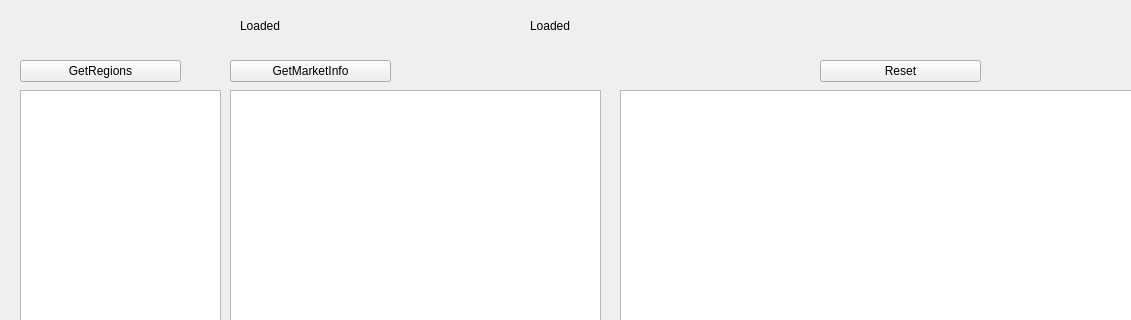
Qt form marketlistview.ui (Gance54/test_qt) before a commit; both pictures show x 0 to 1131 and y 0 to 320 of the 1234 by 703 pixel window.
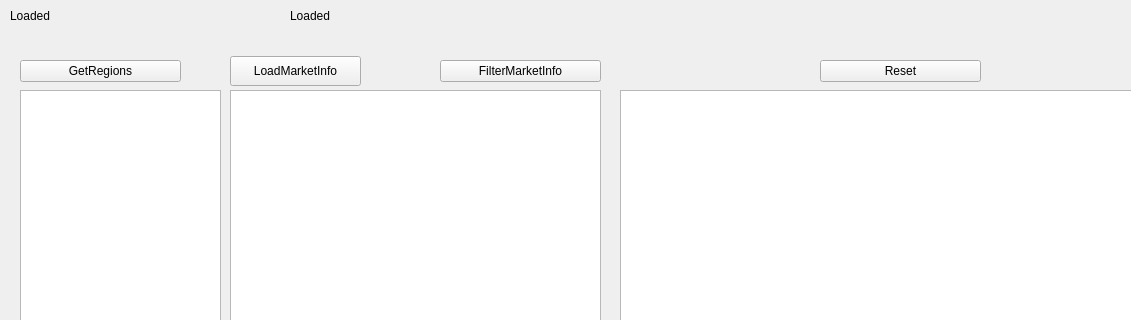
The same form after that commit.

Commit message:
Add function that loads all orders and then sort
Add function that loads all orders in a region, after what it
fills in products with type_id in the order by AddOrder
function of Product object

Diff of the .ui file:
```diff
--- a/marketlistview.ui
+++ b/marketlistview.ui
@@ -32,14 +32,14 @@
   <widget class="QPushButton" name="getMarketInfoButton">
    <property name="geometry">
     <rect>
-     <x>230</x>
+     <x>440</x>
      <y>60</y>
      <width>161</width>
      <height>22</height>
     </rect>
    </property>
    <property name="text">
-    <string>GetMarketInfo</string>
+    <string>FilterMarketInfo</string>
    </property>
   </widget>
   <widget class="QListWidget" name="listWidget">
@@ -101,8 +101,8 @@
   <widget class="QLabel" name="statusLabel">
    <property name="geometry">
     <rect>
-     <x>240</x>
-     <y>10</y>
+     <x>10</x>
+     <y>0</y>
      <width>281</width>
      <height>31</height>
     </rect>
@@ -114,8 +114,8 @@
   <widget class="QLabel" name="itemStatusLabel">
    <property name="geometry">
     <rect>
-     <x>530</x>
-     <y>10</y>
+     <x>290</x>
+     <y>0</y>
      <width>451</width>
      <height>31</height>
     </rect>
@@ -137,6 +137,19 @@
     <string>Reset</string>
    </property>
   </widget>
+  <widget class="QPushButton" name="loadMarketInfoButton">
+   <property name="geometry">
+    <rect>
+     <x>230</x>
+     <y>56</y>
+     <width>131</width>
+     <height>30</height>
+    </rect>
+   </property>
+   <property name="text">
+    <string>LoadMarketInfo</string>
+   </property>
+  </widget>
  </widget>
  <resources/>
  <connections>
```
Left out of the diff: 2 changed lines with no effect on the pictures. The commit also changes 5 other files.
